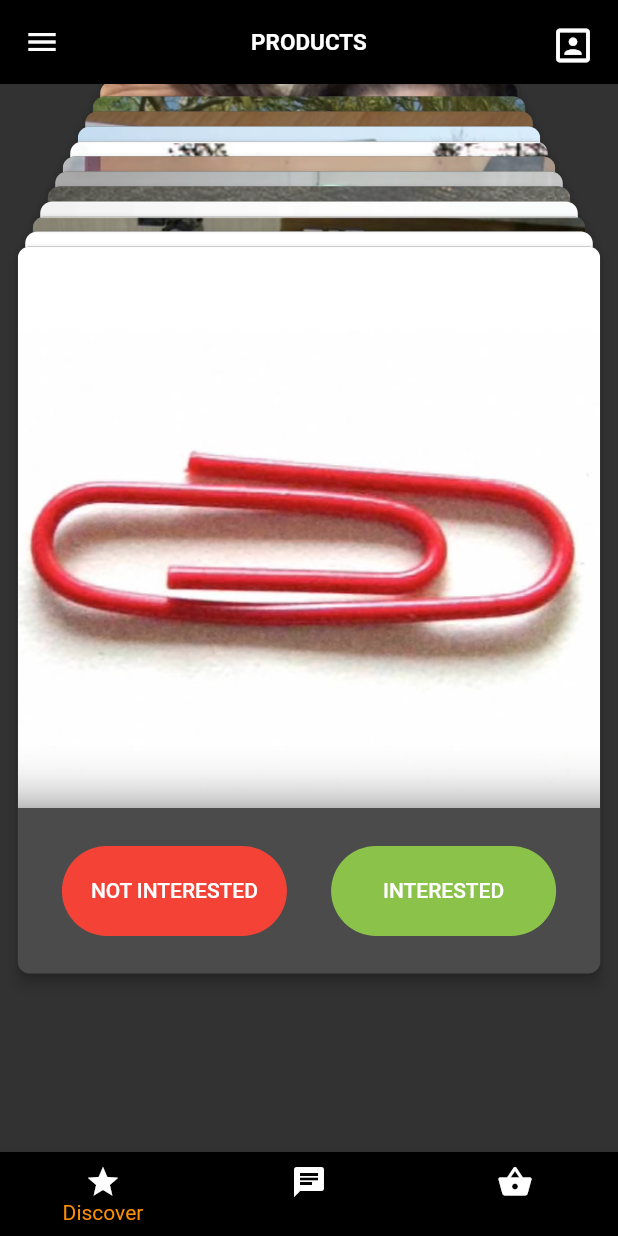
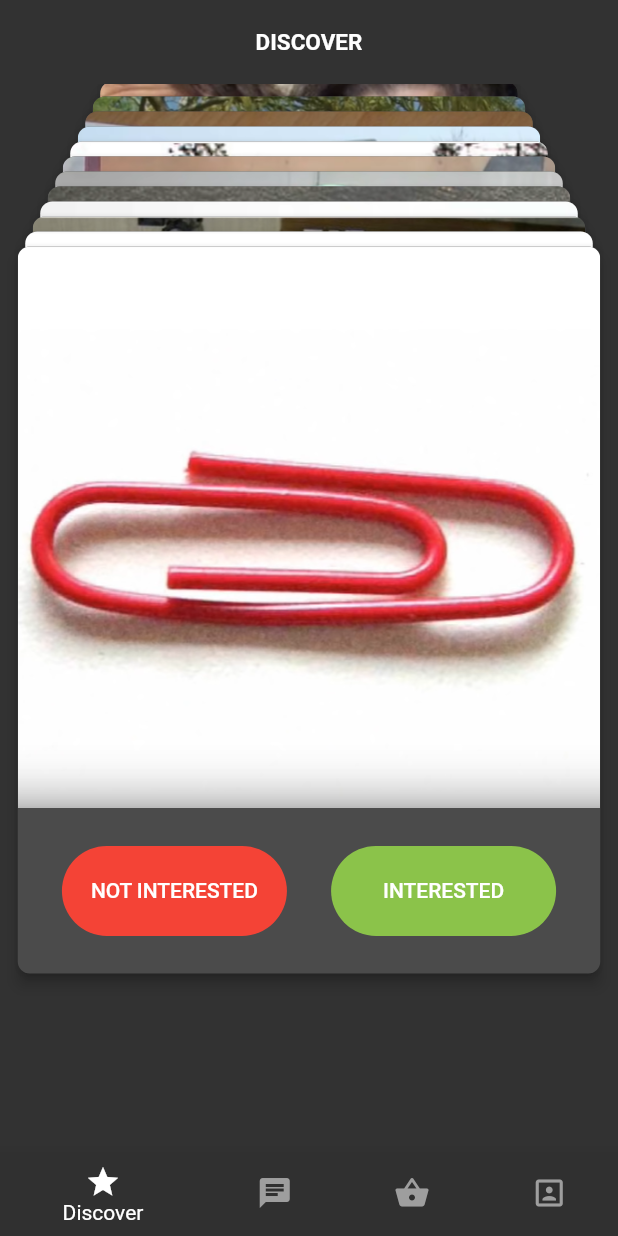
Before and after one commit to yashugarg/bartery, a Flutter app: the screen it shows after launch, on a phone screen of 412 x 824 dp. Run offline on Flutter 3.47's test engine with Material 2 defaults, Android fonts, the light colour scheme and no system bars; our stand-ins replace cloud_firestore, firebase_auth; accounts and stored records are empty.

Commit message:
chatbox inergrated & profile page

```diff
--- a/lib/SwipeAnimation/index.dart
+++ b/lib/SwipeAnimation/index.dart
@@ -1,8 +1,9 @@
 import 'dart:async';
-import 'package:animation_exp/ChatBox/chat_box.dart';
+import 'package:animation_exp/chat_box.dart';
 import 'package:animation_exp/SwipeAnimation/data.dart';
 import 'package:animation_exp/SwipeAnimation/dummyCard.dart';
 import 'package:animation_exp/SwipeAnimation/activeCard.dart';
+import 'package:animation_exp/profile.dart';
 import 'package:flutter/material.dart';
 import 'package:flutter/scheduler.dart' show timeDilation;
 
@@ -134,7 +135,7 @@ class CardDemoState extends State<CardDemo> with TickerProviderStateMixin {
     var dataLength = data.length;
     double backCardPosition = initialBottom + (dataLength - 1) * 10 + 10;
     double backCardWidth = -7.0 * (data.length);
-
+    var pagename = ["Discover", "Chat", "Reconsider", "Profile"];
     var pages = [
       new Container(
         color: new Color.fromRGBO(50, 50, 50, 1.0),
@@ -169,71 +170,15 @@ class CardDemoState extends State<CardDemo> with TickerProviderStateMixin {
             : new Text("No Products Left",
                 style: new TextStyle(color: Colors.white, fontSize: 35.0)),
       ),
-      new ChatPage(),
+      new Chat(),
+      new Container(),
+      new Profile(),
     ];
 
     return (new Scaffold(
-      drawer: Drawer(
-        child: ListView(
-          padding: EdgeInsets.zero,
-          children: <Widget>[
-            DrawerHeader(
-              child: Text('Header'),
-              decoration: BoxDecoration(
-                color: Colors.black,
-              ),
-            ),
-            ListTile(
-              title: Text('Profile'),
-              onTap: () {
-                // Update the state of the app
-                // ...
-                // Then close the drawer
-                Navigator.pop(context);
-              },
-            ),
-            ListTile(
-              title: Text('Discover'),
-              onTap: () {
-                // Update the state of the app
-                // ...
-                // Then close the drawer
-                Navigator.pop(context);
-              },
-            ),
-            ListTile(
-              title: Text('Reconsider'),
-              onTap: () {
-                // Update the state of the app
-                // ...
-                // Then close the drawer
-                Navigator.pop(context);
-              },
-            ),
-            ListTile(
-              title: Text('Chat'),
-              onTap: () {
-                // Update the state of the app
-                // ...
-                // Then close the drawer
-                Navigator.pop(context);
-              },
-            ),
-            ListTile(
-              title: Text('Rate Us'),
-              onTap: () {
-                // Update the state of the app
-                // ...
-                // Then close the drawer
-                Navigator.pop(context);
-              },
-            ),
-          ],
-        ),
-      ),
       appBar: new AppBar(
         elevation: 0.0,
-        backgroundColor: Colors.black,
+        backgroundColor: Color.fromRGBO(50, 50, 50, 1.0),
         centerTitle: true,
         // leading: new Container(
         // margin: const EdgeInsets.all(15.0),
@@ -243,28 +188,28 @@ class CardDemoState extends State<CardDemo> with TickerProviderStateMixin {
         //   size: 30.0,
         // ),
         // ),
-        actions: <Widget>[
-          new GestureDetector(
-            onTap: () {
-              // Navigator.push(
-              //     context,
-              //     new MaterialPageRoute(
-              //         builder: (context) => new PageMain()));
-            },
-            child: new Container(
-                margin: const EdgeInsets.all(15.0),
-                child: new Icon(
-                  Icons.portrait,
-                  color: Colors.white,
-                  size: 30.0,
-                )),
-          ),
-        ],
+        // actions: <Widget>[
+        //   new GestureDetector(
+        //     onTap: () {
+        //       Navigator.push(
+        //           context,
+        //           new MaterialPageRoute(
+        //               builder: (context) => new PageMain()));
+        //     },
+        //     child: new Container(
+        //         margin: const EdgeInsets.all(15.0),
+        //         child: new Icon(
+        //           Icons.portrait,
+        //           color: Colors.white,
+        //           size: 30.0,
+        //         )),
+        //   ),
+        // ],
         title: new Row(
           mainAxisAlignment: MainAxisAlignment.center,
           children: <Widget>[
             new Text(
-              "PRODUCTS",
+              pagename[_selectedIndex].toUpperCase(),
               style: new TextStyle(
                   fontSize: 15.0,
                   // letterSpacing: 3.5,
@@ -286,57 +231,30 @@ class CardDemoState extends State<CardDemo> with TickerProviderStateMixin {
         ),
       ),
       body: pages[_selectedIndex],
-      // new Container(
-      //   color: new Color.fromRGBO(50, 50, 50, 1.0),
-      //   alignment: Alignment.center,
-      //   child: dataLength > 0
-      //       ? new Stack(
-      //           alignment: AlignmentDirectional.center,
-      //           children: data.map((item) {
-      //             if (data.indexOf(item) == dataLength - 1) {
-      //               return cardDemo(
-      //                   item,
-      //                   bottom.value,
-      //                   right.value,
-      //                   0.0,
-      //                   backCardWidth + 10,
-      //                   rotate.value,
-      //                   rotate.value < -10 ? 0.1 : 0.0,
-      //                   context,
-      //                   dismissImg,
-      //                   flag,
-      //                   addImg,
-      //                   swipeRight,
-      //                   swipeLeft);
-      //             } else {
-      //               backCardPosition = backCardPosition - 10;
-      //               backCardWidth = backCardWidth + 10;
-
-      //               return cardDemoDummy(item, backCardPosition, 0.0, 0.0,
-      //                   backCardWidth, 0.0, 0.0, context);
-      //             }
-      //           }).toList())
-      //       : new Text("No Products Left",
-      //           style: new TextStyle(color: Colors.white, fontSize: 35.0)),
-      // ),
       bottomNavigationBar: BottomNavigationBar(
-        backgroundColor: Colors.black,
+        unselectedItemColor: Colors.grey,
+        unselectedLabelStyle: TextStyle(color: Colors.grey),
+        // type: BottomNavigationBarType.shifting,
         items: const <BottomNavigationBarItem>[
           BottomNavigationBarItem(
-            icon: Icon(Icons.star, color: Colors.white),
-            title: Text('Discover', style: TextStyle(color: Colors.white)),
+            icon: Icon(Icons.star),
+            title: Text('Discover'),
           ),
           BottomNavigationBarItem(
-            icon: Icon(Icons.chat, color: Colors.white),
-            title: Text('Chat', style: TextStyle(color: Colors.white)),
+            icon: Icon(Icons.chat),
+            title: Text('Chat'),
           ),
           BottomNavigationBarItem(
-            icon: Icon(Icons.shopping_basket, color: Colors.white),
-            title: Text('Reconsider', style: TextStyle(color: Colors.white)),
+            icon: Icon(Icons.shopping_basket),
+            title: Text('Reconsider'),
+          ),
+          BottomNavigationBarItem(
+            icon: Icon(Icons.portrait),
+            title: Text('Profile'),
           ),
         ],
         currentIndex: _selectedIndex,
-        selectedItemColor: Colors.amber[800],
+        selectedItemColor: Colors.white,
         onTap: _onItemTapped,
       ),
     ));
--- a/lib/ChatBox/chat_box.dart
+++ b/lib/chat_box.dart
@@ -7,7 +7,7 @@ class ChatPage extends StatelessWidget {
   Widget build(BuildContext context) {
     return MaterialApp(
       debugShowCheckedModeBanner: false,
-      title: 'Flutter Demo',
+      title: 'Bartery Chat',
       theme: ThemeData.dark(),
       initialRoute: ChatPageState.id,
       routes: {
@@ -37,11 +37,11 @@ class ChatPageState extends StatelessWidget {
                 tag: 'logo',
                 child: Container(
                   width: 100.0,
-                  child: Image.asset("assets/images/logo.png"),
+                  child: Image.asset("assets/Icon.png"),
                 ),
               ),
               Text(
-                "Tensor Chat",
+                "Bartery",
                 style: TextStyle(
                   fontSize: 40.0,
                 ),
@@ -125,7 +125,7 @@ class _RegistrationState extends State<Registration> {
   Widget build(BuildContext context) {
     return Scaffold(
       appBar: AppBar(
-        title: Text("Tensor Chat"),
+        title: Text("Bartery"),
       ),
       body: Column(
         mainAxisAlignment: MainAxisAlignment.center,
@@ -208,7 +208,7 @@ class _LoginState extends State<Login> {
   Widget build(BuildContext context) {
     return Scaffold(
       appBar: AppBar(
-        title: Text("Tensor Chat"),
+        title: Text("Bartery"),
       ),
       body: Column(
         mainAxisAlignment: MainAxisAlignment.center,
@@ -299,10 +299,10 @@ class _ChatState extends State<Chat> {
           tag: 'logo',
           child: Container(
             height: 40.0,
-            child: Image.asset("assets/images/logo.png"),
+            child: Image.asset("assets/Icon.png"),
           ),
         ),
-        title: Text("Tensor Chat"),
+        title: Text("Bartery Chat"),
         actions: <Widget>[
           IconButton(
             icon: Icon(Icons.close),
--- a/lib/main.dart
+++ b/lib/main.dart
@@ -9,9 +9,7 @@ class MyApp extends StatelessWidget {
     return new MaterialApp(
       title: 'Bartery',
       // showPerformanceOverlay: true,
-      theme: new ThemeData(
-        primarySwatch: Colors.blue,
-      ),
+      theme: ThemeData.dark(),
       home: new CardDemo(),
     );
   }
```
Also changed, not shown: lib/profile.dart (added, +124 -0 lines).
